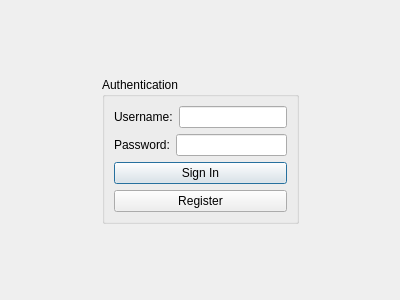
This is client/log_dialog.ui in PoliDox/PoliDox as Qt 5 draws it before an edit. The edited form follows.
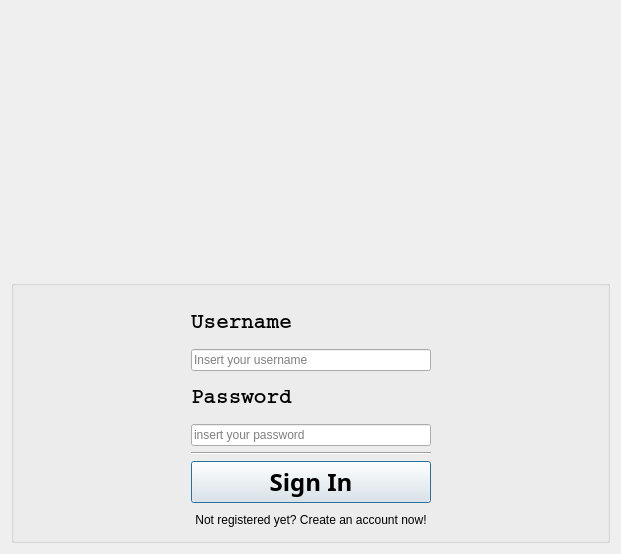
This is the edited form.

What changed in the file:
```diff
--- a/client/log_dialog.ui
+++ b/client/log_dialog.ui
@@ -6,114 +6,199 @@
    <rect>
     <x>0</x>
     <y>0</y>
-    <width>400</width>
-    <height>300</height>
+    <width>621</width>
+    <height>554</height>
    </rect>
   </property>
   <property name="windowTitle">
    <string>Dialog</string>
   </property>
   <layout class="QGridLayout" name="gridLayout_2">
-   <item row="1" column="2">
-    <spacer name="horizontalSpacer_2">
-     <property name="orientation">
-      <enum>Qt::Horizontal</enum>
+   <item row="0" column="0">
+    <widget class="QLabel" name="logo">
+     <property name="text">
+      <string/>
      </property>
-     <property name="sizeHint" stdset="0">
-      <size>
-       <width>40</width>
-       <height>20</height>
-      </size>
+     <property name="scaledContents">
+      <bool>true</bool>
      </property>
-    </spacer>
-   </item>
-   <item row="2" column="1">
-    <spacer name="verticalSpacer_2">
-     <property name="orientation">
-      <enum>Qt::Vertical</enum>
+     <property name="alignment">
+      <set>Qt::AlignCenter</set>
      </property>
-     <property name="sizeHint" stdset="0">
-      <size>
-       <width>20</width>
-       <height>40</height>
-      </size>
-     </property>
-    </spacer>
+    </widget>
    </item>
    <item row="1" column="0">
-    <spacer name="horizontalSpacer">
-     <property name="orientation">
-      <enum>Qt::Horizontal</enum>
-     </property>
-     <property name="sizeHint" stdset="0">
-      <size>
-       <width>40</width>
-       <height>20</height>
-      </size>
-     </property>
-    </spacer>
-   </item>
-   <item row="0" column="1">
-    <spacer name="verticalSpacer">
-     <property name="orientation">
-      <enum>Qt::Vertical</enum>
-     </property>
-     <property name="sizeHint" stdset="0">
-      <size>
-       <width>20</width>
-       <height>40</height>
-      </size>
-     </property>
-    </spacer>
-   </item>
-   <item row="1" column="1">
     <widget class="QGroupBox" name="groupBox">
+     <property name="enabled">
+      <bool>true</bool>
+     </property>
+     <property name="sizePolicy">
+      <sizepolicy hsizetype="Preferred" vsizetype="Preferred">
+       <horstretch>0</horstretch>
+       <verstretch>0</verstretch>
+      </sizepolicy>
+     </property>
      <property name="title">
-      <string>Authentication</string>
+      <string/>
      </property>
      <layout class="QGridLayout" name="gridLayout">
-      <item row="2" column="0">
+      <item row="3" column="1">
+       <layout class="QVBoxLayout" name="verticalLayout">
+        <property name="spacing">
+         <number>0</number>
+        </property>
+        <item>
+         <widget class="QLabel" name="label">
+          <property name="sizePolicy">
+           <sizepolicy hsizetype="Preferred" vsizetype="Preferred">
+            <horstretch>0</horstretch>
+            <verstretch>0</verstretch>
+           </sizepolicy>
+          </property>
+          <property name="font">
+           <font>
+            <family>Courier</family>
+            <pointsize>16</pointsize>
+            <weight>75</weight>
+            <bold>true</bold>
+           </font>
+          </property>
+          <property name="text">
+           <string>Username</string>
+          </property>
+         </widget>
+        </item>
+        <item>
+         <widget class="QLineEdit" name="lineEdit_username">
+          <property name="text">
+           <string/>
+          </property>
+          <property name="placeholderText">
+           <string>Insert your username</string>
+          </property>
+         </widget>
+        </item>
+        <item>
+         <widget class="QLabel" name="label_2">
+          <property name="font">
+           <font>
+            <family>Courier</family>
+            <pointsize>16</pointsize>
+            <weight>75</weight>
+            <bold>true</bold>
+           </font>
+          </property>
+          <property name="text">
+           <string>Password</string>
+          </property>
+          <property name="margin">
+           <number>0</number>
+          </property>
+         </widget>
+        </item>
+        <item>
+         <widget class="QLineEdit" name="lineEdit_password">
+          <property name="enabled">
+           <bool>true</bool>
+          </property>
+          <property name="styleSheet">
+           <string notr="true"/>
+          </property>
+          <property name="text">
+           <string/>
+          </property>
+          <property name="echoMode">
+           <enum>QLineEdit::Password</enum>
+          </property>
+          <property name="placeholderText">
+           <string>insert your password</string>
+          </property>
+         </widget>
+        </item>
+       </layout>
+      </item>
+      <item row="7" column="1">
        <widget class="QPushButton" name="pushButton_login">
+        <property name="maximumSize">
+         <size>
+          <width>306</width>
+          <height>16777215</height>
+         </size>
+        </property>
+        <property name="font">
+         <font>
+          <family>Charter</family>
+          <pointsize>18</pointsize>
+          <weight>75</weight>
+          <bold>true</bold>
+         </font>
+        </property>
+        <property name="cursor">
+         <cursorShape>PointingHandCursor</cursorShape>
+        </property>
         <property name="text">
          <string>Sign In</string>
         </property>
+        <property name="autoDefault">
+         <bool>true</bool>
+        </property>
+        <property name="default">
+         <bool>false</bool>
+        </property>
+        <property name="flat">
+         <bool>false</bool>
+        </property>
        </widget>
       </item>
-      <item row="1" column="0">
-       <layout class="QHBoxLayout" name="horizontalLayout_2">
-        <item>
-         <widget class="QLabel" name="label_2">
-          <property name="text">
-           <string>Password:</string>
-          </property>
-         </widget>
-        </item>
-        <item>
-         <widget class="QLineEdit" name="lineEdit_password"/>
-        </item>
-       </layout>
+      <item row="3" column="2">
+       <spacer name="horizontalSpacer_2">
+        <property name="orientation">
+         <enum>Qt::Horizontal</enum>
+        </property>
+        <property name="sizeHint" stdset="0">
+         <size>
+          <width>40</width>
+          <height>20</height>
+         </size>
+        </property>
+       </spacer>
       </item>
-      <item row="0" column="0">
-       <layout class="QHBoxLayout" name="horizontalLayout">
-        <item>
-         <widget class="QLabel" name="label">
-          <property name="text">
-           <string>Username:</string>
-          </property>
-         </widget>
-        </item>
-        <item>
-         <widget class="QLineEdit" name="lineEdit_username"/>
-        </item>
-       </layout>
-      </item>
-      <item row="3" column="0">
+      <item row="8" column="1">
        <widget class="QPushButton" name="pushButton_register">
         <property name="text">
-         <string>Register</string>
+         <string>Not registered yet? Create an account now!</string>
         </property>
+        <property name="autoDefault">
+         <bool>false</bool>
+        </property>
+        <property name="default">
+         <bool>false</bool>
+        </property>
+        <property name="flat">
+         <bool>true</bool>
+        </property>
        </widget>
       </item>
+      <item row="5" column="1">
+       <widget class="Line" name="line">
+        <property name="orientation">
+         <enum>Qt::Horizontal</enum>
+        </property>
+       </widget>
+      </item>
+      <item row="3" column="0">
+       <spacer name="horizontalSpacer">
+        <property name="orientation">
+         <enum>Qt::Horizontal</enum>
+        </property>
+        <property name="sizeHint" stdset="0">
+         <size>
+          <width>20</width>
+          <height>20</height>
+         </size>
+        </property>
+       </spacer>
+      </item>
      </layout>
     </widget>
    </item>
```
Left out of the diff: 3 changed lines with no effect on the pictures.
